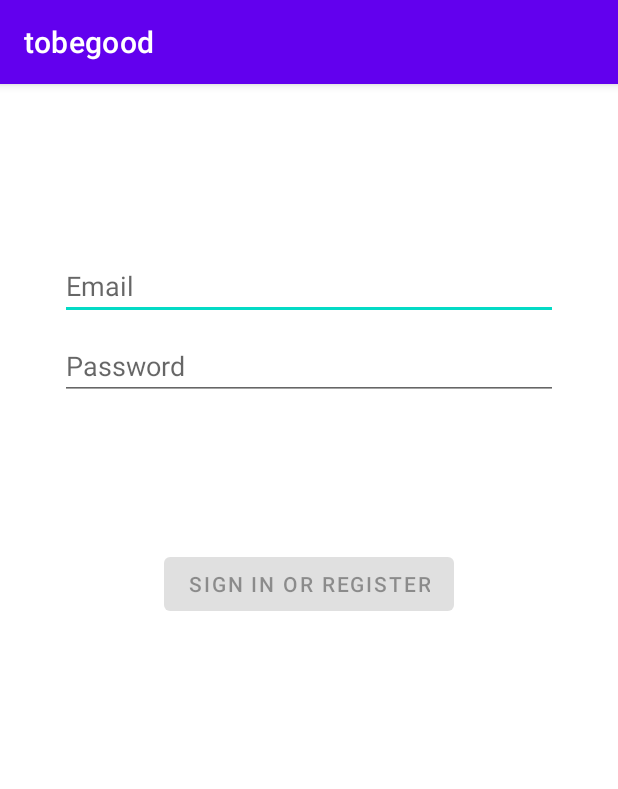
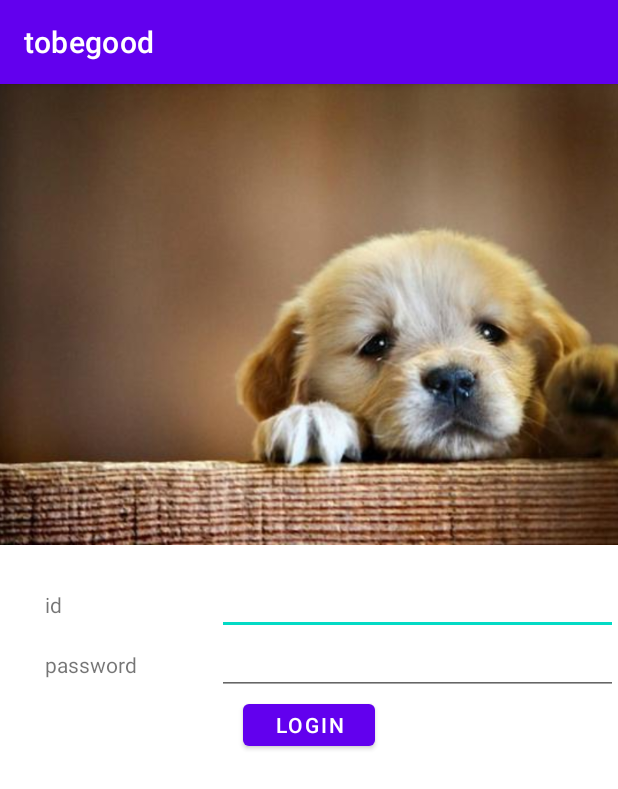
Before and after one commit to fefish/tobegood, an Android app: the Login screen opened directly, with no data from a screen before it, on a phone screen of 412 x 824 dp. Shown: the top 789 px of the screen. Run offline under Robolectric (Android 15) with nearby library versions, the phone set to English and light mode, and no system bars.

Commit message:
commit0716.1

```diff
--- a/app/src/main/java/com/example/tobegood/Login.java
+++ b/app/src/main/java/com/example/tobegood/Login.java
@@ -1,8 +1,18 @@
 package com.example.tobegood;
+
+
+
 
 import androidx.appcompat.app.AppCompatActivity;
 
+import android.content.Intent;
 import android.os.Bundle;
+import android.view.View;
+import android.widget.Button;
+import android.widget.EditText;
+import com.example.tobegood.bean.User;
+import com.example.tobegood.dao.UserDao;
+import com.example.tobegood.DatabaseHelper;
 
 public class Login extends AppCompatActivity {
 
@@ -11,5 +21,25 @@ public class Login extends AppCompatActivity {
 
         super.onCreate(savedInstanceState);
         setContentView(R.layout.activity_login);
+        EditText edit_login_id=(EditText)findViewById(R.id.Edit_login_id);
+        EditText edit_login_password=(EditText)findViewById(R.id.Edit_login_password);
+        Button button_login_login=(Button)findViewById(R.id.Button_login_login);
+
+        button_login_login.setOnClickListener(new View.OnClickListener() {
+            @Override
+            public void onClick(View v) {
+                String loginId = edit_login_id.getText().toString();
+                String loginPassword = edit_login_password.getText().toString();
+                int id = Integer.parseInt(loginId);
+                UserDao userDao = new UserDao(Login.this);
+                User user = userDao.getUserById(id);
+                String password = user.getPassword();
+                if (password.equals(loginPassword)) {
+                    Intent intent_toMainPage = new Intent(Login.this, MainPage.class);
+                    startActivity(intent_toMainPage);
+                }
+            }
+        });
+
     }
 }
--- a/app/src/main/java/com/example/tobegood/MainActivity.java
+++ b/app/src/main/java/com/example/tobegood/MainActivity.java
@@ -18,7 +18,7 @@ public class MainActivity extends AppCompatActivity {
         button_first_choice_login.setOnClickListener(new View.OnClickListener() {
             @Override
             public void onClick(View v) {
-                Intent intent_tologin = new Intent(MainActivity.this, Register.class);
+                Intent intent_tologin = new Intent(MainActivity.this, Login.class);
                 startActivity(intent_tologin);
             }
         });
--- a/app/src/main/java/com/example/tobegood/bean/User.java
+++ b/app/src/main/java/com/example/tobegood/bean/User.java
@@ -52,6 +52,7 @@ public class User {
     public int getId() {
         return id;
     }
+
     public void setId(int id) {
         this.id = id;
     }
--- a/app/src/main/java/com/example/tobegood/dao/UserDao.java
+++ b/app/src/main/java/com/example/tobegood/dao/UserDao.java
@@ -63,5 +63,16 @@ public class UserDao {
         }
         return null;
     }
+    //
+
+    public User getUserById(int id){
+        User user = null;
+        try {
+            user = userDao.queryForId(id);
+        }catch (SQLException e){
+            e.printStackTrace();
+        }
+        return user;
+    }
 
 }
--- a/app/src/main/res/layout/activity_login.xml
+++ b/app/src/main/res/layout/activity_login.xml
@@ -1,79 +1,86 @@
 <?xml version="1.0" encoding="utf-8"?>
-<androidx.constraintlayout.widget.ConstraintLayout
-    xmlns:android="http://schemas.android.com/apk/res/android"
+<androidx.constraintlayout.widget.ConstraintLayout xmlns:android="http://schemas.android.com/apk/res/android"
     xmlns:app="http://schemas.android.com/apk/res-auto"
     xmlns:tools="http://schemas.android.com/tools"
-    android:id="@+id/container"
     android:layout_width="match_parent"
     android:layout_height="match_parent"
-    android:paddingBottom="@dimen/activity_vertical_margin"
-    android:paddingLeft="@dimen/activity_horizontal_margin"
-    android:paddingRight="@dimen/activity_horizontal_margin"
-    android:paddingTop="@dimen/activity_vertical_margin"
-   >
+    tools:context=".Login">
+
+
+    <ImageView
+        android:id="@+id/Image_login_welcome"
+        android:layout_width="0dp"
+        android:layout_height="0dp"
+        android:layout_marginStart="0dp"
+        android:layout_marginTop="0dp"
+        android:contentDescription="@string/welcome"
+        android:scaleType="centerCrop"
+        android:src="@drawable/welcome1"
+        app:layout_constraintHeight_percent="0.4"
+        app:layout_constraintLeft_toLeftOf="parent"
+        app:layout_constraintTop_toTopOf="parent"
+        app:layout_constraintWidth_percent="1"
+
+        />
+    <!-- 注册顶上的图片，一个welcome图片-->
+
+    <TextView
+        android:id="@+id/Text_login_id"
+        android:layout_width="0dp"
+        android:layout_height="40dp"
+        android:layout_marginLeft="30dp"
+        android:layout_marginTop="20dp"
+        android:gravity="center_vertical"
+        android:text="@string/id"
+        app:layout_constraintHorizontal_chainStyle="packed"
+        app:layout_constraintHorizontal_weight="30"
+        app:layout_constraintLeft_toLeftOf="parent"
+        app:layout_constraintRight_toLeftOf="@id/Edit_login_id"
+        app:layout_constraintTop_toBottomOf="@id/Image_login_welcome" />
 
     <EditText
-        android:id="@+id/username"
+        android:id="@+id/Edit_login_id"
         android:layout_width="0dp"
-        android:layout_height="wrap_content"
-        android:layout_marginStart="24dp"
-        android:layout_marginTop="96dp"
-        android:layout_marginEnd="24dp"
-        android:autofillHints="@string/prompt_email"
-        android:hint="@string/prompt_email"
-        android:inputType="textEmailAddress"
-        android:selectAllOnFocus="true"
-        app:layout_constraintEnd_toEndOf="parent"
-        app:layout_constraintStart_toStartOf="parent"
-        app:layout_constraintTop_toTopOf="parent" />
+        android:layout_height="40dp"
+        android:layout_marginTop="20dp"
+        android:gravity="center_vertical"
+        app:layout_constraintHorizontal_weight="70"
+        app:layout_constraintLeft_toRightOf="@id/Text_login_id"
+        app:layout_constraintRight_toRightOf="parent"
+        app:layout_constraintTop_toBottomOf="@id/Image_login_welcome" />
 
+    <TextView
+        android:id="@+id/Text_login_password"
+        android:layout_width="0dp"
+        android:layout_height="40dp"
+        android:layout_marginLeft="30dp"
+        android:gravity="center_vertical"
+        android:text="@string/password"
+        app:layout_constraintHorizontal_chainStyle="packed"
+        app:layout_constraintHorizontal_weight="30"
+        app:layout_constraintLeft_toLeftOf="parent"
+        app:layout_constraintRight_toLeftOf="@id/Edit_login_password"
+        app:layout_constraintTop_toBottomOf="@id/Text_login_id" />
+1
     <EditText
-        android:id="@+id/password"
+        android:id="@+id/Edit_login_password"
         android:layout_width="0dp"
-        android:layout_height="wrap_content"
-        android:layout_marginStart="24dp"
-        android:layout_marginTop="8dp"
-        android:layout_marginEnd="24dp"
-        android:autofillHints="@string/prompt_password"
-        android:hint="@string/prompt_password"
-        android:imeActionLabel="@string/action_sign_in_short"
-        android:imeOptions="actionDone"
-        android:inputType="textPassword"
-        android:selectAllOnFocus="true"
-        app:layout_constraintEnd_toEndOf="parent"
-        app:layout_constraintStart_toStartOf="parent"
-        app:layout_constraintTop_toBottomOf="@+id/username" />
+        android:layout_height="40dp"
+        android:gravity="center_vertical"
+        app:layout_constraintHorizontal_weight="70"
+        android:password="true"
+        app:layout_constraintLeft_toRightOf="@id/Text_login_password"
+        app:layout_constraintRight_toRightOf="parent"
+        app:layout_constraintTop_toBottomOf="@id/Edit_login_id" />
+
 
     <Button
-        android:id="@+id/login"
-        android:enabled="false"
+        android:id="@+id/Button_login_login"
         android:layout_width="wrap_content"
-        android:layout_height="wrap_content"
-        android:layout_gravity="start"
-        android:layout_marginStart="48dp"
-        android:layout_marginTop="16dp"
-        android:layout_marginEnd="48dp"
-        android:layout_marginBottom="64dp"
-        android:text="@string/action_sign_in"
-        app:layout_constraintBottom_toBottomOf="parent"
-        app:layout_constraintEnd_toEndOf="parent"
-        app:layout_constraintStart_toStartOf="parent"
-        app:layout_constraintTop_toBottomOf="@+id/password"
-        app:layout_constraintVertical_bias="0.2" />
+        android:layout_height="40dp"
+        app:layout_constraintLeft_toLeftOf="parent"
+        app:layout_constraintRight_toRightOf="parent"
+        app:layout_constraintTop_toBottomOf="@id/Text_login_password"
+        android:text="@string/login"/>
 
-    <ProgressBar
-        android:id="@+id/loading"
-        android:visibility="gone"
-        android:layout_width="wrap_content"
-        android:layout_height="wrap_content"
-        android:layout_gravity="center"
-        android:layout_marginStart="32dp"
-        android:layout_marginTop="64dp"
-        android:layout_marginEnd="32dp"
-        android:layout_marginBottom="64dp"
-        app:layout_constraintBottom_toBottomOf="parent"
-        app:layout_constraintEnd_toEndOf="@+id/password"
-        app:layout_constraintStart_toStartOf="@+id/password"
-        app:layout_constraintTop_toTopOf="parent"
-        app:layout_constraintVertical_bias="0.3" />
 </androidx.constraintlayout.widget.ConstraintLayout>
--- a/app/src/main/res/layout/activity_main.xml
+++ b/app/src/main/res/layout/activity_main.xml
@@ -37,6 +37,7 @@
         android:text="@string/login"
         />
 
+
     <!--    首页面的Login按钮    -->
 
     <Button
```
